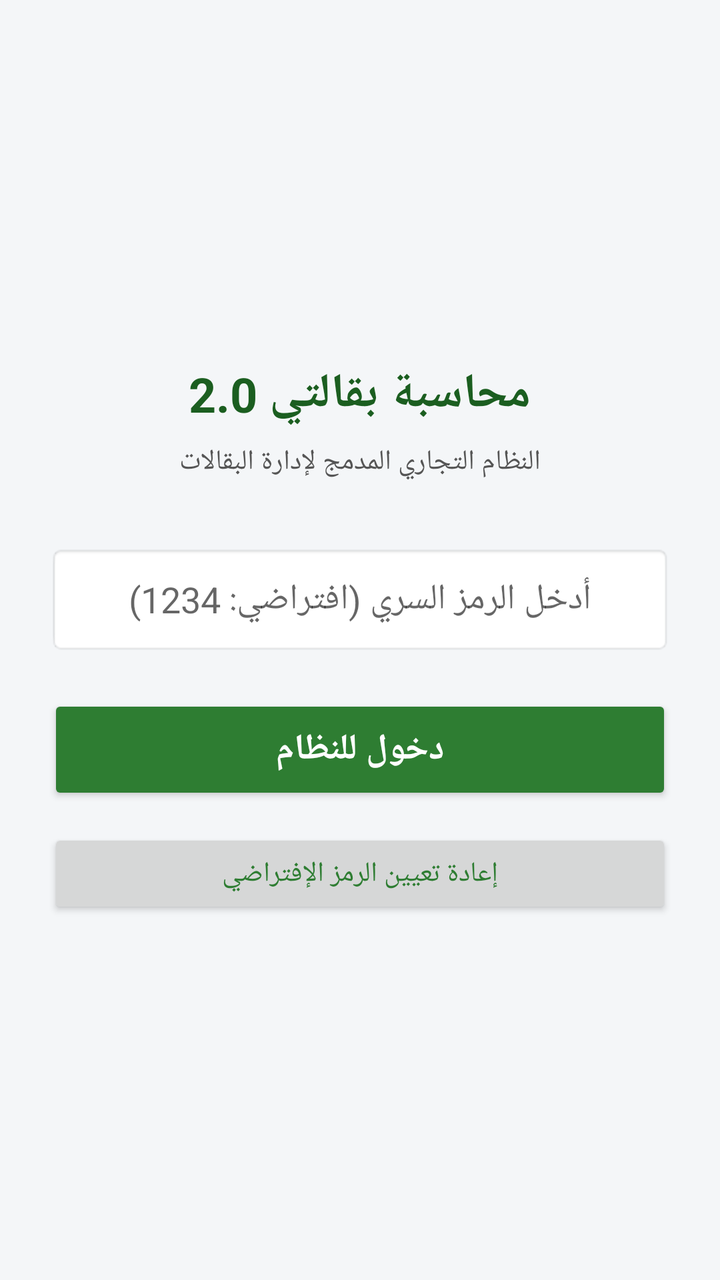
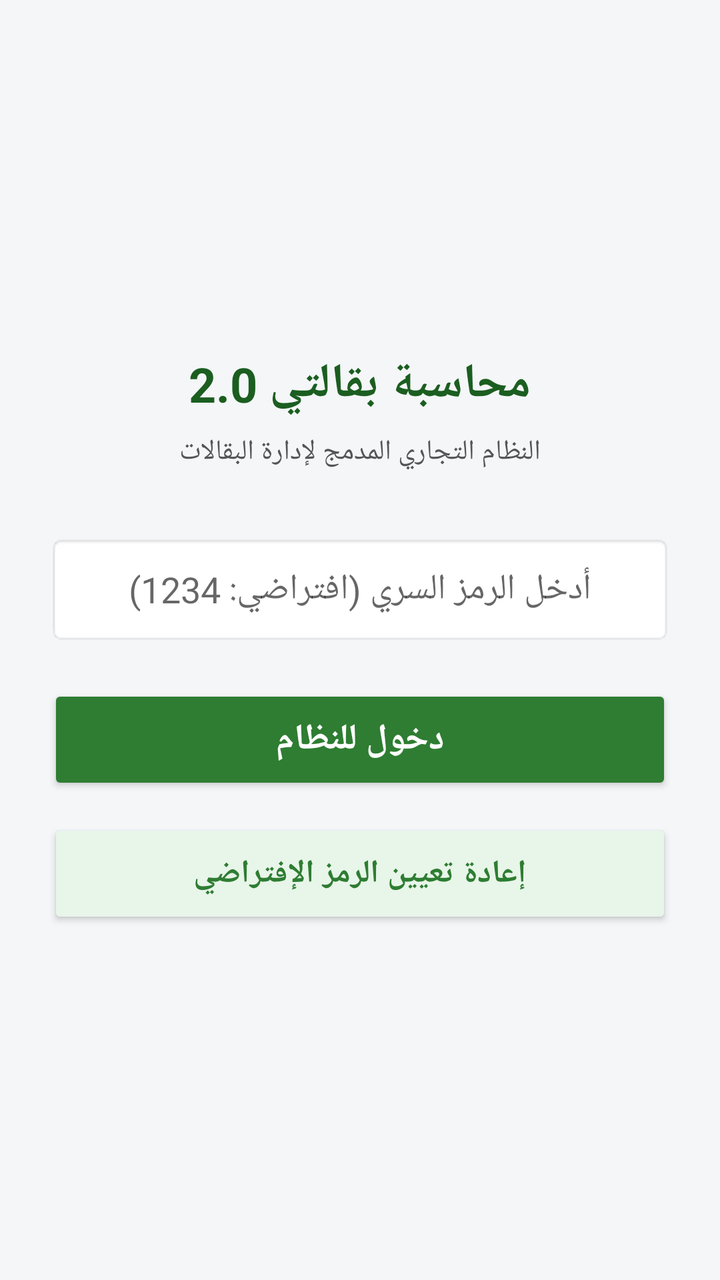

Two renders of the same Android screen: before a commit and after it. Below are the layout's source before the change and the commit's diff.
<!-- AndroidManifest.xml: application theme Theme.AppCompat.Light.NoActionBar -->
<!-- res/layout/activity_login.xml -->
<?xml version="1.0" encoding="utf-8"?>
<LinearLayout xmlns:android="http://schemas.android.com/apk/res/android"
    android:layout_width="match_parent"
    android:layout_height="match_parent"
    android:orientation="vertical"
    android:gravity="center"
    android:background="#F4F6F8"
    android:padding="24dp"
    android:layoutDirection="rtl">

    <TextView
        android:layout_width="wrap_content"
        android:layout_height="wrap_content"
        android:text="محاسبة بقالتي 2.0"
        android:textSize="24sp"
        android:textStyle="bold"
        android:textColor="#1B5E20"
        android:layout_marginBottom="8dp" />

    <TextView
        android:layout_width="wrap_content"
        android:layout_height="wrap_content"
        android:text="النظام التجاري المدمج لإدارة البقالات"
        android:textSize="14sp"
        android:textColor="#555555"
        android:layout_marginBottom="32dp" />

    <EditText
        android:id="@+id/etPinCode"
        android:layout_width="match_parent"
        android:layout_height="55dp"
        android:hint="أدخل الرمز السري (افتراضي: 1234)"
        android:inputType="numberPassword"
        android:maxLength="6"
        android:textSize="18sp"
        android:gravity="center"
        android:background="@android:drawable/editbox_background_normal"
        android:layout_marginBottom="20dp"
        android:padding="12dp" />

    <Button
        android:id="@+id/btnLogin"
        android:layout_width="match_parent"
        android:layout_height="55dp"
        android:text="دخول للنظام"
        android:textSize="18sp"
        android:textStyle="bold"
        android:textColor="#FFFFFF"
        android:backgroundTint="#2E7D32"
        android:layout_marginBottom="12dp" />

    <Button
        android:id="@+id/btnResetPin"
        android:layout_width="match_parent"
        android:layout_height="45dp"
        android:text="إعادة تعيين الرمز الإفتراضي"
        android:textSize="14sp"
        android:textColor="#2E7D32"
        style="?attr/materialButtonOutlinedStyle" />

</LinearLayout>
<!-- resources referenced by this layout -->
<resources>

</resources>

<!-- the commit's change to res/layout/activity_login.xml (unified diff, before → after) -->
@@ -52,10 +52,11 @@
     <Button
         android:id="@+id/btnResetPin"
         android:layout_width="match_parent"
-        android:layout_height="45dp"
+        android:layout_height="55dp"
         android:text="إعادة تعيين الرمز الإفتراضي"
-        android:textSize="14sp"
+        android:textSize="16sp"
+        android:textStyle="bold"
         android:textColor="#2E7D32"
-        style="?attr/materialButtonOutlinedStyle" />
+        android:backgroundTint="#E8F5E9" />
 
 </LinearLayout>
